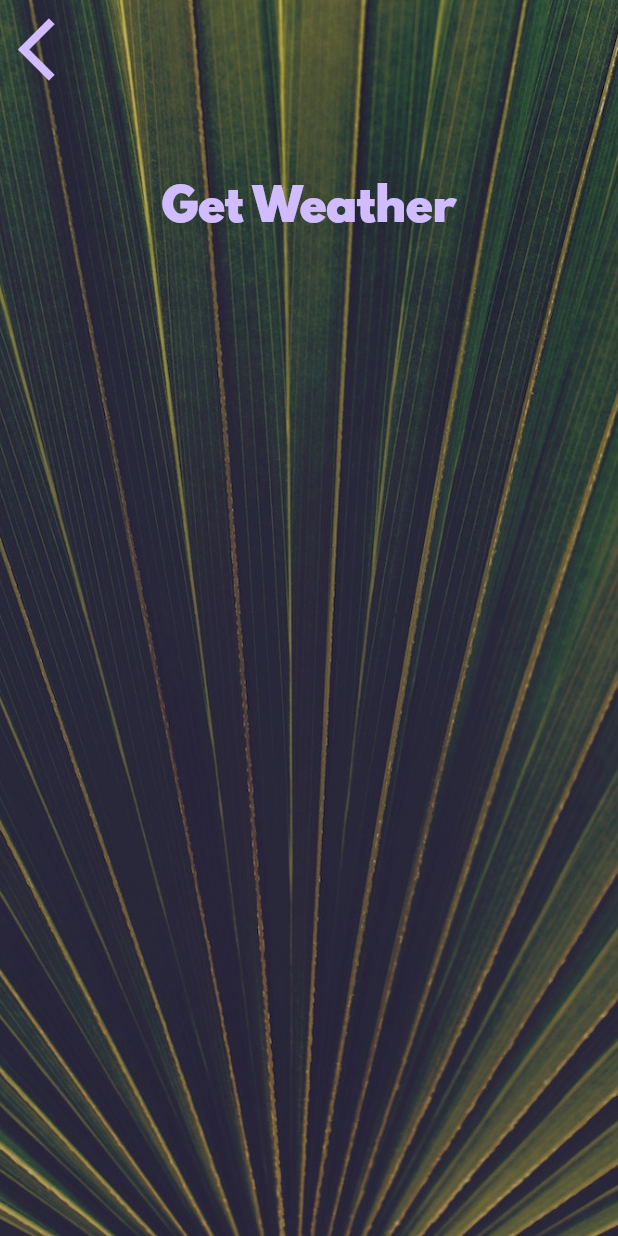
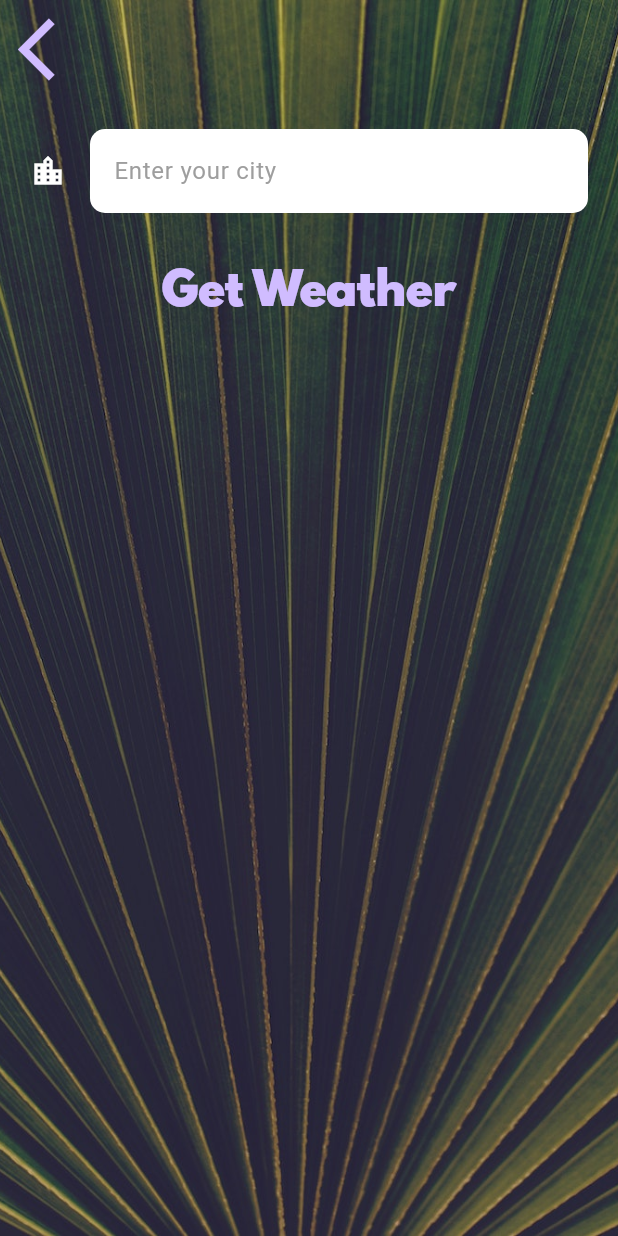
Before and after one commit to seannn9/Weather-App, a Flutter app: the CityScreen screen opened directly, on a phone screen of 412 x 824 dp. Run offline on Flutter 3.47's test engine with Material 3 defaults, Android fonts, the phone set to English and light mode, and no system bars; our stand-ins replace flutter_spinkit, geolocator; network calls fail.

Commit message:
finished tasks in video

```diff
--- a/lib/screens/city_screen.dart
+++ b/lib/screens/city_screen.dart
@@ -1,5 +1,6 @@
 import 'package:flutter/material.dart';
 import 'package:weather_app/utilities/constants.dart';
+
 class CityScreen extends StatefulWidget {
   const CityScreen({super.key});
 
@@ -34,7 +35,21 @@ class _CityScreenState extends State<CityScreen> {
               ),
               Container(
                 padding: const EdgeInsets.all(20.0),
-                child: null,
+                child: TextField(
+                  onChanged: (value) {
+                    print(value);
+                  },
+                  style: const TextStyle(color: Colors.black),
+                  decoration: const InputDecoration(
+                      filled: true,
+                      fillColor: Colors.white,
+                      icon: Icon(Icons.location_city, color: Colors.white),
+                      hintText: "Enter your city",
+                      hintStyle: TextStyle(color: Colors.grey),
+                      border: OutlineInputBorder(
+                          borderRadius: BorderRadius.all(Radius.circular(10.0)),
+                          borderSide: BorderSide.none)),
+                ),
               ),
               TextButton(
                 onPressed: () {},
--- a/lib/services/location.dart
+++ b/lib/services/location.dart
@@ -2,7 +2,7 @@ import 'package:geolocator/geolocator.dart';
 
 class Location {
   double lon = 0, lat = 0;
-  void getLocation() async {
+  Future getLocation() async {
     try {
       LocationPermission permission = await Geolocator.requestPermission();
       Position position = await Geolocator.getCurrentPosition(
--- a/pubspec.yaml
+++ b/pubspec.yaml
@@ -14,6 +14,7 @@ dependencies:
   cupertino_icons: ^1.0.2
   http: ^1.1.2
   geolocator: ^10.1.0
+  flutter_spinkit: ^5.2.0
 
 dev_dependencies:
   flutter_test:
```
Also changed, not shown: lib/screens/loading_screen.dart (+9 -29 lines), lib/screens/location_screen.dart (+41 -7 lines), lib/services/networking.dart (+27 -0 lines), pubspec.lock.
